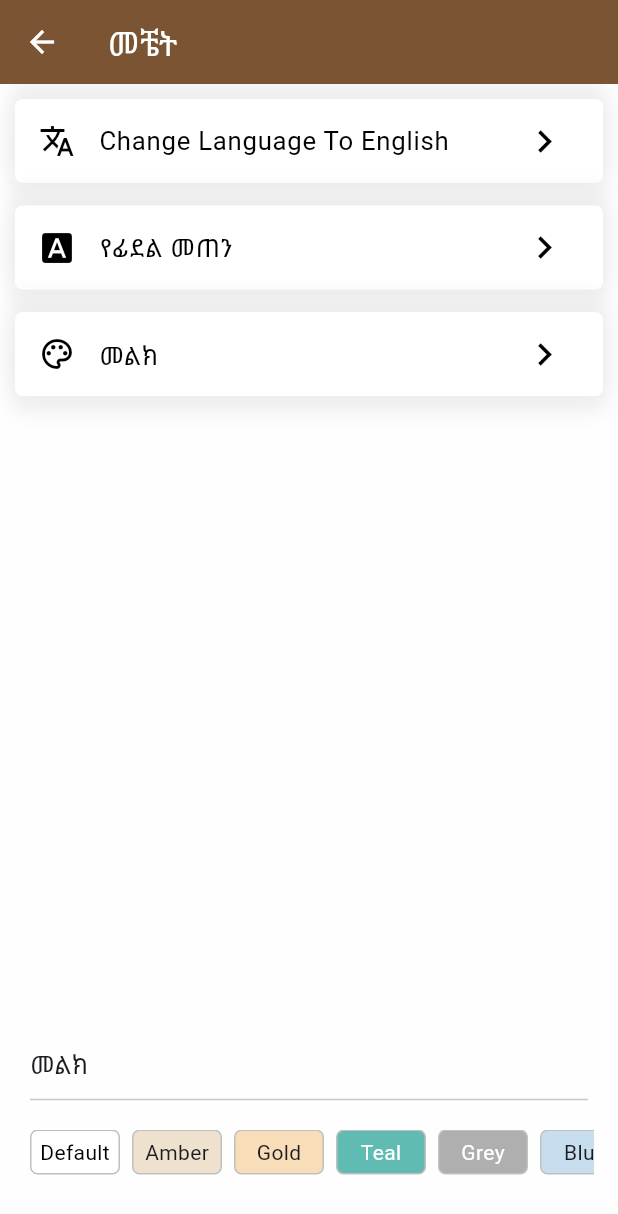
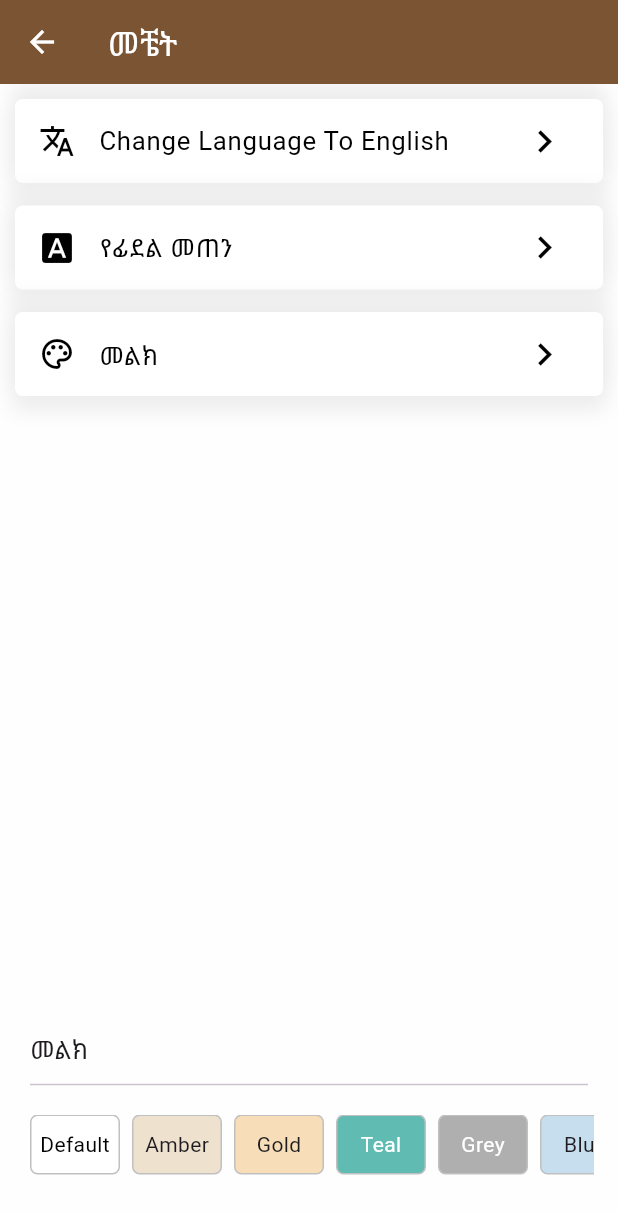
Before and after one commit to EphremAsnake/Bible_app, a Flutter app: the SettingsView screen opened by its route, after a tap on "ቋንቋ ወደ አማርኛ ቀይር", after a tap on "መልክ", on a phone screen of 412 x 824 dp. Shown: the top 1214 px of the screen. Run offline on Flutter 3.47's test engine with Material 3 defaults, Android fonts, the phone set to English and light mode, and no system bars; our stand-ins replace cached_network_image, connectivity_plus, dio, expandable_page_view, flutter_easyloading, flutter_spinkit and 12 more; missing offline and left inert: dio_http_cache, flutter_inappwebview, flutter_statusbarcolor_ns, store_redirect; accounts and stored records are empty.

Commit message:
thems place changed

```diff
--- a/lib/app/modules/settings/views/settings_view.dart
+++ b/lib/app/modules/settings/views/settings_view.dart
@@ -320,7 +320,7 @@ void showThemeConfigBottomSheet(BuildContext context) {
                             },
                             child: Container(
                               width: 60,
-                              height: 30,
+                              height: 40,
                               decoration: BoxDecoration(
                                   border: Border.all(
                                       color: const Color.fromARGB(
@@ -344,7 +344,7 @@ void showThemeConfigBottomSheet(BuildContext context) {
                             },
                             child: Container(
                               width: 60,
-                              height: 30,
+                              height: 40,
                               decoration: BoxDecoration(
                                   border: Border.all(
                                       color: const Color.fromARGB(
@@ -365,7 +365,7 @@ void showThemeConfigBottomSheet(BuildContext context) {
                             padding: const EdgeInsets.symmetric(horizontal: 4),
                             child: Container(
                               width: 60,
-                              height: 30,
+                              height: 40,
                               decoration: BoxDecoration(
                                   border: Border.all(
                                       color: const Color.fromARGB(
@@ -386,7 +386,7 @@ void showThemeConfigBottomSheet(BuildContext context) {
                             },
                             child: Container(
                               width: 60,
-                              height: 30,
+                              height: 40,
                               decoration: BoxDecoration(
                                   border: Border.all(
                                       color: const Color.fromARGB(
@@ -411,7 +411,7 @@ void showThemeConfigBottomSheet(BuildContext context) {
                             },
                             child: Container(
                               width: 60,
-                              height: 30,
+                              height: 40,
                               decoration: BoxDecoration(
                                   border: Border.all(
                                       color: const Color.fromARGB(
@@ -436,7 +436,7 @@ void showThemeConfigBottomSheet(BuildContext context) {
                             },
                             child: Container(
                               width: 60,
-                              height: 30,
+                              height: 40,
                               decoration: BoxDecoration(
                                   border: Border.all(
                                       color: const Color.fromARGB(
@@ -457,7 +457,7 @@ void showThemeConfigBottomSheet(BuildContext context) {
                             },
                             child: Container(
                               width: 60,
-                              height: 30,
+                              height: 40,
                               decoration: BoxDecoration(
                                   border: Border.all(
                                       color: const Color.fromARGB(
@@ -481,7 +481,7 @@ void showThemeConfigBottomSheet(BuildContext context) {
                             },
                             child: Container(
                               width: 60,
-                              height: 30,
+                              height: 40,
                               decoration: BoxDecoration(
                                   border: Border.all(
                                       color: const Color.fromARGB(
```
